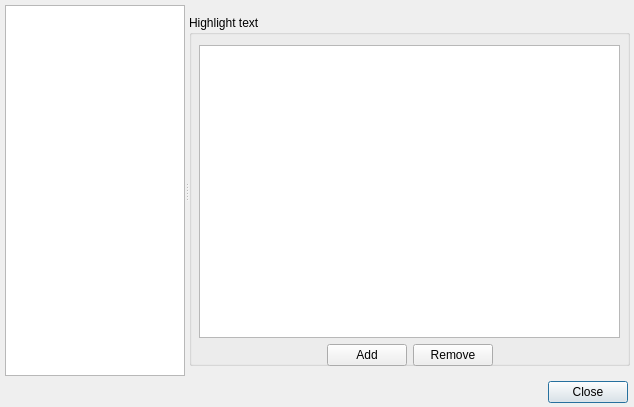
First picture: the form in ui/options.ui, repository gitter-badger/simplechatclient, before the edit.
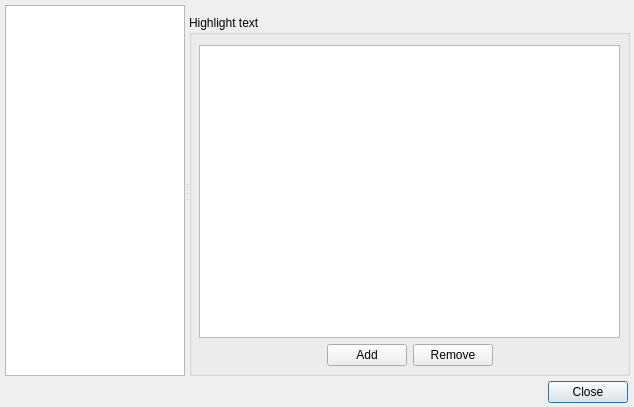
Second picture: the form after the edit. The open tabs and pages were chosen to show the change. Icons and pictures are not drawn.

Patch:
```diff
--- a/ui/options.ui
+++ b/ui/options.ui
@@ -304,7 +304,7 @@
         <x>0</x>
         <y>10</y>
         <width>441</width>
-        <height>351</height>
+        <height>361</height>
        </rect>
       </property>
       <property name="title">
```
